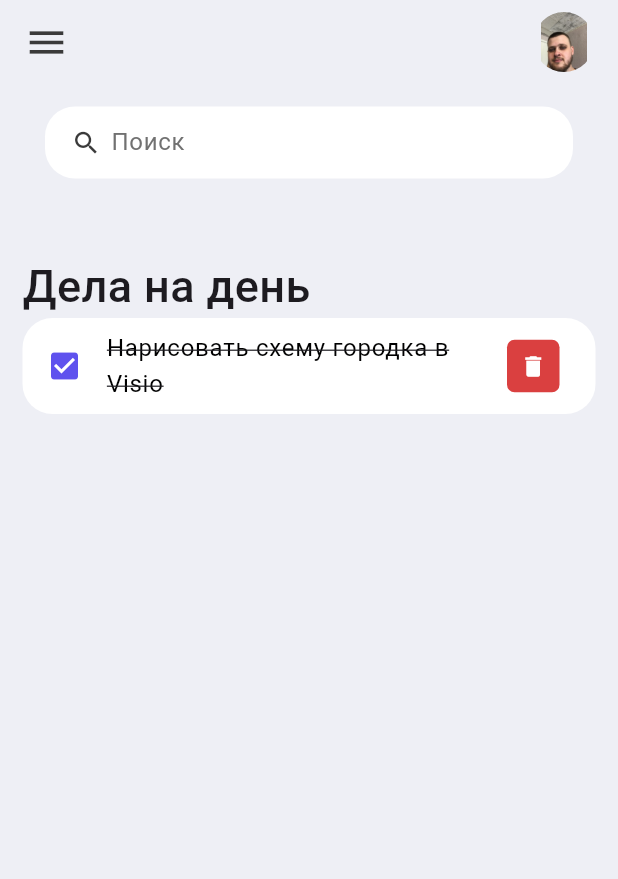
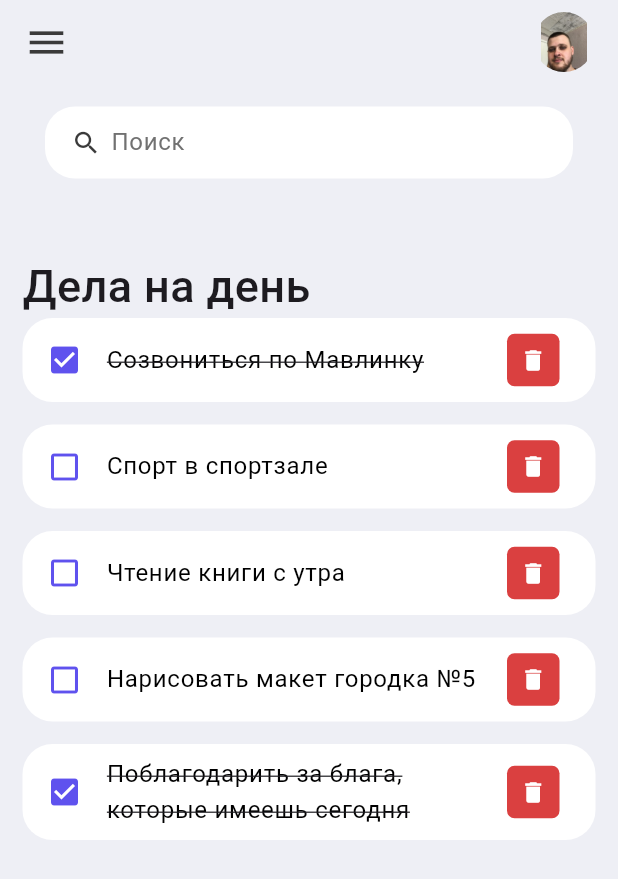
Before and after one commit to PLUXVR/MoodTherapy, a Flutter app: the screen it shows after launch, on a phone screen of 412 x 824 dp. Shown: the top 879 px of the screen. Run offline on Flutter 3.47's test engine with Material 3 defaults, Android fonts, the phone set to English and light mode, and no system bars.

Commit message:
todoModel added

```diff
--- /dev/null
+++ b/lib/model/todo.dart
@@ -0,0 +1,20 @@
+class ToDo {
+  int? id;
+  String? todoText;
+  bool isDone;
+
+  ToDo({required this.id, required this.todoText, this.isDone = false});
+
+  static List<ToDo> todoList() {
+    return [
+      ToDo(id: 01, todoText: 'Созвониться по Мавлинку', isDone: true),
+      ToDo(id: 02, todoText: 'Спорт в спортзале'),
+      ToDo(id: 03, todoText: 'Чтение книги с утра'),
+      ToDo(id: 04, todoText: 'Нарисовать макет городка №5'),
+      ToDo(
+          id: 05,
+          todoText: 'Поблагодарить за блага, которые имеешь сегодня',
+          isDone: true),
+    ];
+  }
+}
--- a/lib/screens/home.dart
+++ b/lib/screens/home.dart
@@ -1,9 +1,12 @@
 import 'package:flutter/material.dart';
 import 'package:to_do_app/constants/colors.dart';
+import 'package:to_do_app/model/todo.dart';
 import 'package:to_do_app/widgets/todo_item.dart';
 
 class Home extends StatelessWidget {
-  const Home({super.key});
+  Home({super.key});
+
+  final todoList = ToDo.todoList();
 
   @override
   Widget build(BuildContext context) {
@@ -28,7 +31,10 @@ class Home extends StatelessWidget {
                           TextStyle(fontSize: 30, fontWeight: FontWeight.w500),
                     ),
                   ),
-                  ToDoItem(),
+                  for (ToDo todoItem in todoList)
+                    ToDoItem(
+                      todo: todoItem,
+                    ),
                 ],
               ),
             )
--- a/lib/widgets/todo_item.dart
+++ b/lib/widgets/todo_item.dart
@@ -1,29 +1,39 @@
 import 'package:flutter/material.dart';
-import 'package:flutter/widgets.dart';
 import 'package:to_do_app/constants/colors.dart';
+import 'package:to_do_app/model/todo.dart';
 
 class ToDoItem extends StatelessWidget {
-  const ToDoItem({super.key});
+  // todo обязательна для отображенгия элементов
+  const ToDoItem({super.key, required this.todo});
+
+  final ToDo todo;
 
   @override
   Widget build(BuildContext context) {
     return Container(
+      // Отступ между to do item
+      margin: const EdgeInsets.only(bottom: 15),
       child: ListTile(
         onTap: () {},
         shape: RoundedRectangleBorder(
           borderRadius: BorderRadius.circular(20),
         ),
         tileColor: Colors.white,
-        leading: const Icon(
-          Icons.check_box,
+        leading: Icon(
+          // Проверяем значение, если isDone == true - значок задачи будет помечен выполненным
+          todo.isDone
+              ? Icons.check_box
+              : Icons.check_box_outline_blank_outlined,
           color: tdBlue,
         ),
         title: Text(
-          'Нарисовать схему городка в Visio',
+          // Текст будем брать из модели
+          todo.todoText!,
           style: TextStyle(
               fontSize: 16,
               color: Colors.black,
-              decoration: TextDecoration.lineThrough),
+              // Подставляем значение из модели, если todo.isDone == true -  перечеркивается текст задачи
+              decoration: todo.isDone ? TextDecoration.lineThrough : null),
         ),
         // Квадрат красного цвета с правого края
         trailing: Container(
@@ -34,7 +44,7 @@ class ToDoItem extends StatelessWidget {
           child: IconButton(
             color: Colors.white,
             iconSize: 18,
-            icon: Icon(Icons.delete),
+            icon: const Icon(Icons.delete),
             onPressed: () {},
           ),
         ),
```
